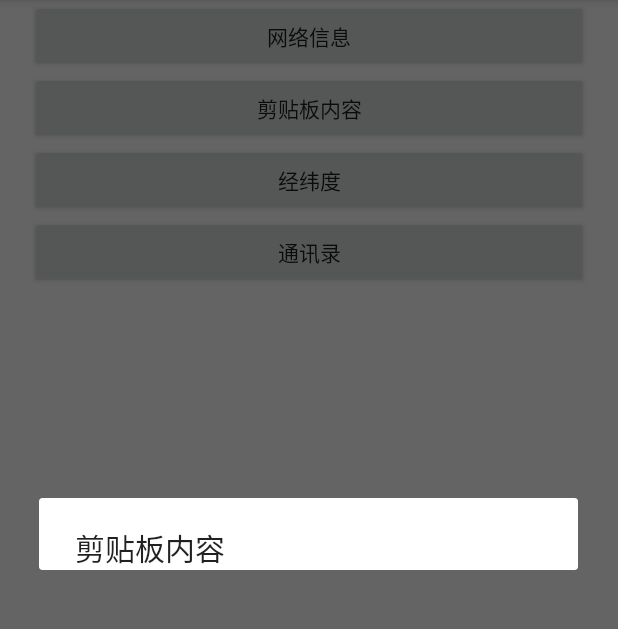
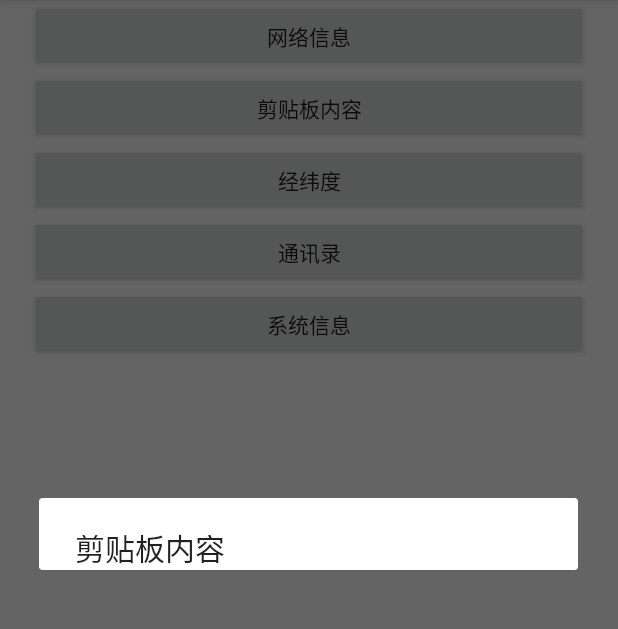
Before and after one commit to wuzhxyl/AndroidDemo, an Android app: the DevicesInfoActivity screen opened directly, with no data from a screen before it, after a tap on "剪贴板内容", on a phone screen of 412 x 824 dp, the part 84-713 px from its top. Run offline under Robolectric (Android 15) with nearby library versions, the phone set to English and light mode, and no system bars; our stand-ins replace ButterKnife; libraries missing offline, so code that uses them is left out: com.amap.api; 3 statements that could not run were skipped.

Commit message:
-  设备信息及下载更新.

```diff
--- a/app/src/main/java/com/ilifesmart/activity/BaseActivity.java
+++ b/app/src/main/java/com/ilifesmart/activity/BaseActivity.java
@@ -88,4 +88,10 @@ public class BaseActivity extends AppCompatActivity {
 		permissonDialog.show();
 	}
 
+	protected void popupDialog(String title, String message) {
+		new AlertDialog.Builder(this).setTitle(title)
+						.setCancelable(true)
+						.setMessage(message).show();
+	}
+
 }
--- a/app/src/main/java/com/ilifesmart/activity/DevicesInfoActivity.java
+++ b/app/src/main/java/com/ilifesmart/activity/DevicesInfoActivity.java
@@ -45,12 +45,6 @@ public class DevicesInfoActivity extends BaseActivity {
 	protected void onDestroy() {
 		super.onDestroy();
 		unregisterReceiver(mNetworkChangedReceiver);
-    }
-
-    private void popupDialog(String title, String message) {
-        new AlertDialog.Builder(this).setTitle(title)
-                .setCancelable(true)
-                .setMessage(message).show();
 	}
 
 	private void getNetworkInfo(final boolean isOnline) {
@@ -127,6 +121,11 @@ public class DevicesInfoActivity extends BaseActivity {
 		Utils.startActivity(this, ContactsActivity.class);
 	}
 
+	@OnClick(R.id.os)
+	public void onOsInfo() {
+		popupDialog("系统信息", Utils.getDevInfo());
+	}
+
 	private class NetworkChangedReceiver extends BroadcastReceiver {
 		@Override
 		public void onReceive(final Context context, Intent intent) {
--- a/app/src/main/res/layout/activity_devices_info.xml
+++ b/app/src/main/res/layout/activity_devices_info.xml
@@ -42,5 +42,11 @@
             android:id="@+id/contacts"
             android:text="通讯录"
             />
+        <Button
+            android:layout_width="match_parent"
+            android:layout_height="wrap_content"
+            android:id="@+id/os"
+            android:text="系统信息"
+            />
     </LinearLayout>
 </LinearLayout>
```
Also changed, not shown: app/src/main/java/com/ilifesmart/activity/DownloadActivity.java (+29 -61 lines), app/src/main/java/com/ilifesmart/util/Utils.java (+38 -3 lines). Lines whose indentation alone changed are shown as unchanged.
